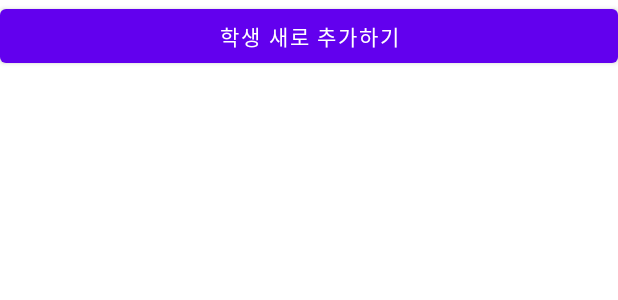
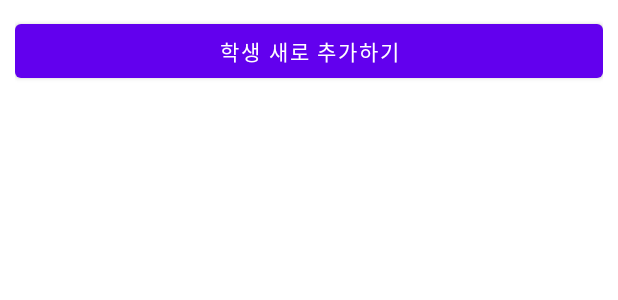
Before and after one commit to KIMHAUN/listview_20201031, an Android app: the layout activity_main.xml on its own in the app's theme, with its tools: preview values and no code run, on a phone screen of 412 x 824 dp. Shown: the top 300 px of the screen. Run offline under Robolectric (Android 15) with nearby library versions, the phone set to English and light mode, and no system bars.

```diff
--- a/app/src/main/res/layout/activity_main.xml
+++ b/app/src/main/res/layout/activity_main.xml
@@ -4,6 +4,8 @@
     xmlns:tools="http://schemas.android.com/tools"
     android:layout_width="match_parent"
     android:layout_height="match_parent"
+    android:padding="10dp"
+    android:orientation="vertical"
     tools:context=".MainActivity">
 
    <Button
```
Also changed, not shown: app/src/main/java/com/appisna/blogspot/listview_20201031/MainActivity.kt (+25 -8 lines).
